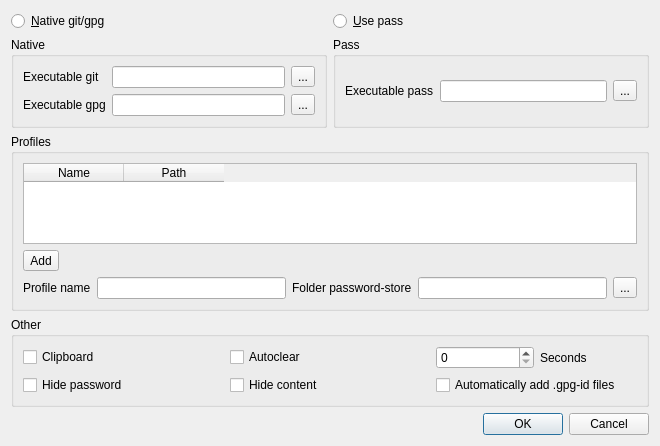
This is dialog.ui in IJHack/QtPass as Qt 5 draws it before an edit. The edited form follows.
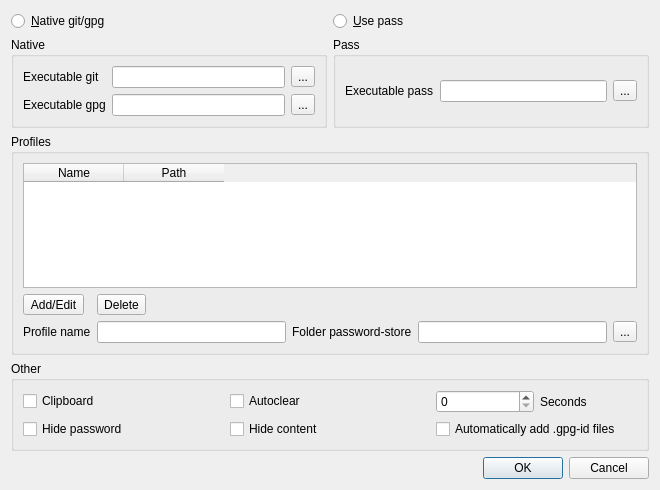
This is the edited form.

Commit message: Profile UI mostly done

What changed in the file:
```diff
--- a/dialog.ui
+++ b/dialog.ui
@@ -7,7 +7,7 @@
     <x>0</x>
     <y>0</y>
     <width>660</width>
-    <height>446</height>
+    <height>490</height>
    </rect>
   </property>
   <property name="windowTitle">
@@ -146,6 +146,21 @@
      <layout class="QVBoxLayout" name="verticalLayout_2">
       <item>
        <widget class="QTableWidget" name="profileTable">
+        <property name="editTriggers">
+         <set>QAbstractItemView::NoEditTriggers</set>
+        </property>
+        <property name="alternatingRowColors">
+         <bool>true</bool>
+        </property>
+        <property name="selectionMode">
+         <enum>QAbstractItemView::SingleSelection</enum>
+        </property>
+        <property name="selectionBehavior">
+         <enum>QAbstractItemView::SelectRows</enum>
+        </property>
+        <property name="sortingEnabled">
+         <bool>true</bool>
+        </property>
         <column>
          <property name="text">
           <string>Name</string>
@@ -190,7 +205,14 @@
         <item row="0" column="0">
          <widget class="QToolButton" name="toolButton">
           <property name="text">
-           <string>Add</string>
+           <string>Add/Edit</string>
+          </property>
+         </widget>
+        </item>
+        <item row="0" column="1">
+         <widget class="QToolButton" name="deleteButton">
+          <property name="text">
+           <string>Delete</string>
           </property>
          </widget>
         </item>
```
Left out of the diff: 4 changed lines with no effect on the pictures. The commit also changes 4 other files.
